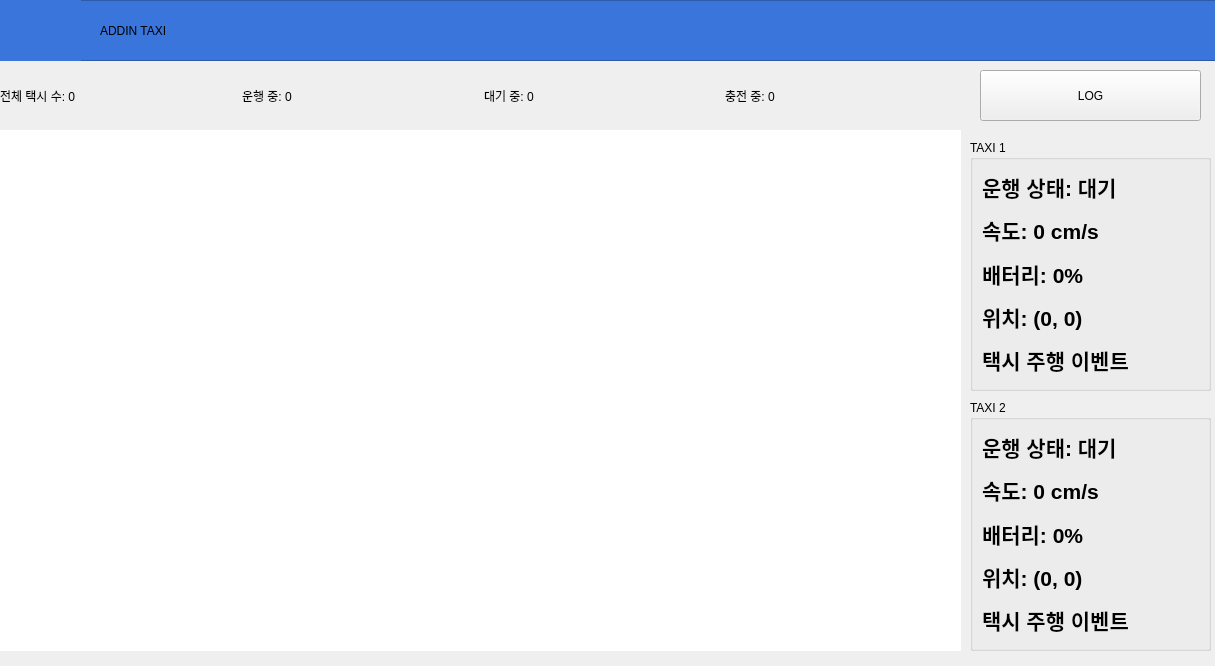
Before: the Qt Designer form admin/src/admin_gui/main.ui in addinedu-ros-8th/ros-repo-5, drawn with Qt 5.
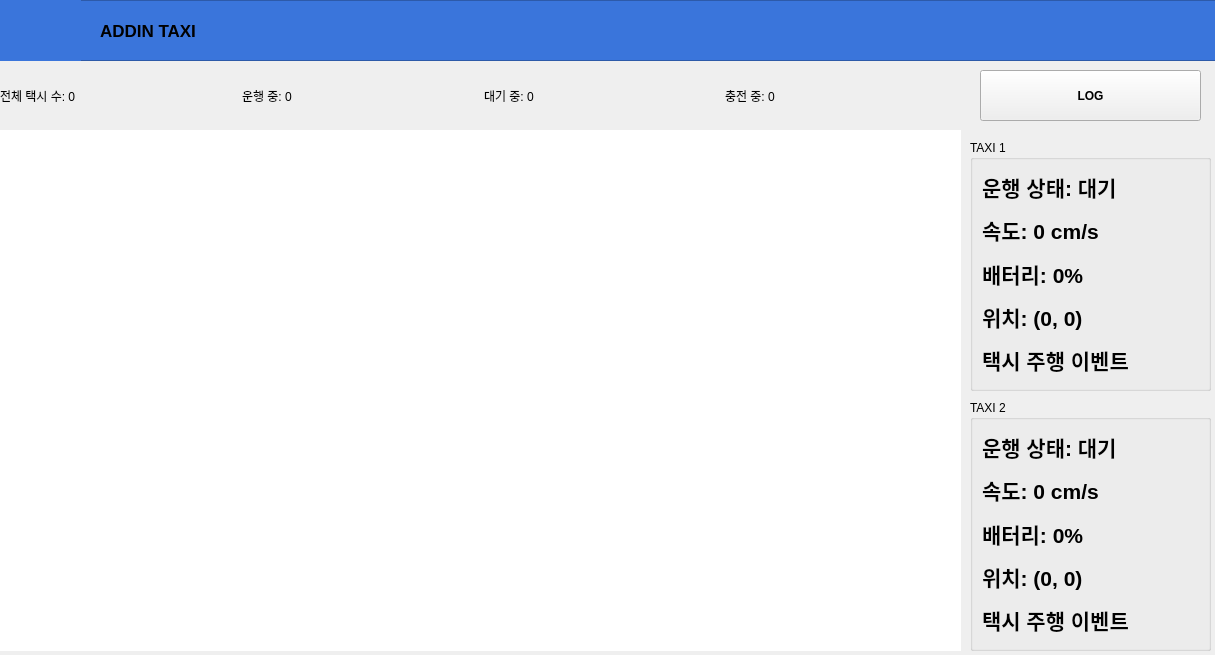
After: the same form once the commit is applied. Icons and pictures are not drawn.

The edit to the form file:
```diff
--- a/admin/src/admin_gui/main.ui
+++ b/admin/src/admin_gui/main.ui
@@ -7,7 +7,7 @@
     <x>0</x>
     <y>0</y>
     <width>1215</width>
-    <height>666</height>
+    <height>655</height>
    </rect>
   </property>
   <property name="windowTitle">
@@ -184,6 +184,12 @@
       <height>51</height>
      </rect>
     </property>
+    <property name="font">
+     <font>
+      <weight>75</weight>
+      <bold>true</bold>
+     </font>
+    </property>
     <property name="text">
      <string>LOG</string>
     </property>
@@ -215,6 +221,13 @@
        <height>41</height>
       </rect>
      </property>
+     <property name="font">
+      <font>
+       <pointsize>13</pointsize>
+       <weight>75</weight>
+       <bold>true</bold>
+      </font>
+     </property>
      <property name="text">
       <string>ADDIN TAXI</string>
      </property>
```
Left out of the diff: 130 changed lines with no effect on the pictures.
